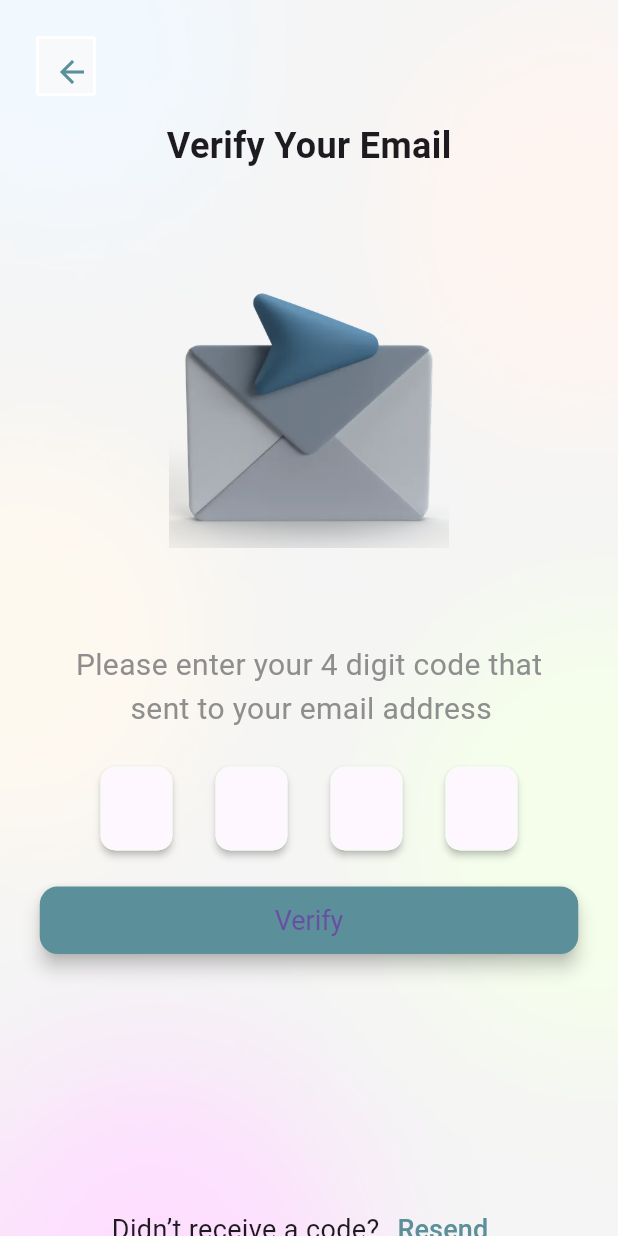
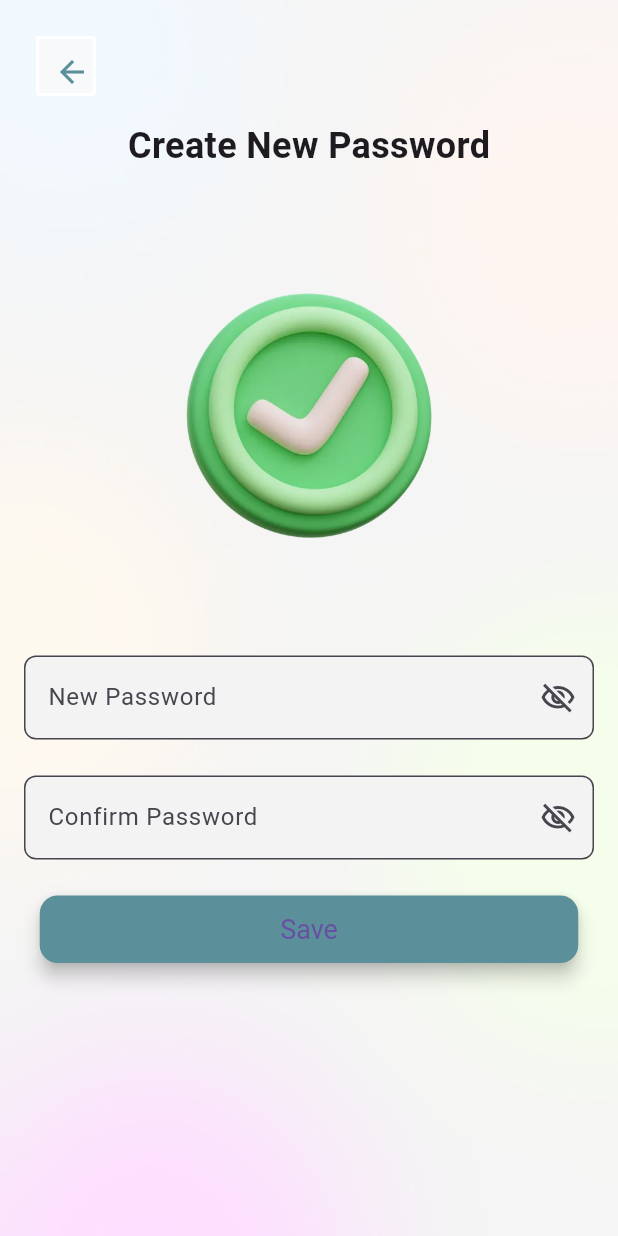
Before and after one commit to AmrTaher70/Custom_Craft, a Flutter app: the screen it shows after launch, after a tap on "Verify", on a phone screen of 412 x 824 dp. Run offline on Flutter 3.47's test engine with Material 3 defaults, Android fonts, the phone set to English and light mode, and no system bars; our stand-ins replace device_preview, get, go_router, google_fonts, smooth_page_indicator.

Commit message:
end of all forgetPassword Screens

```diff
--- a/lib/features/SignUp/sign_up.dart
+++ b/lib/features/SignUp/sign_up.dart
@@ -84,7 +84,7 @@ class _SignUpScreenState extends State<SignUpScreen> {
                                   'Sign Up',
                                   style: TextStyle(
                                       fontSize: 24,
-                                      fontWeight: FontWeight.w500),
+                                      fontWeight: FontWeight.w600),
                                 ),
                               ),
                             ),
--- a/lib/features/forgotPassword/verify_email.dart
+++ b/lib/features/forgotPassword/new_password_screen.dart
@@ -1,39 +1,27 @@
 import 'package:custom_craft/constans/colors/colors.dart';
 import 'package:custom_craft/core/utils/assets.dart';
 import 'package:custom_craft/core/widget/image_background.dart';
-import 'package:custom_craft/core/widget/pin_entry.dart';
-import 'package:custom_craft/features/forgotPassword/forgot_password.dart';
+import 'package:custom_craft/core/widget/text_filed_data.dart';
+import 'package:custom_craft/features/forgotPassword/verify_email_screen.dart';
 import 'package:flutter/material.dart';
-import 'package:flutter/services.dart';
 import 'package:get/get_core/src/get_main.dart';
 import 'package:get/get_navigation/get_navigation.dart';
 
-class VerifyEmail extends StatefulWidget {
-  const VerifyEmail({super.key});
+import '../login/login_screen.dart';
+
+class NewPasswordScreen extends StatefulWidget {
+  const NewPasswordScreen({super.key});
 
   @override
-  State<VerifyEmail> createState() => _VerifyEmailState();
+  State<NewPasswordScreen> createState() => _NewPasswordScreenState();
 }
 
-class _VerifyEmailState extends State<VerifyEmail> {
-  List<TextEditingController> controllers = [];
+final TextEditingController _newPasswordController = TextEditingController();
+final TextEditingController _confirmNewPasswordController =
+    TextEditingController();
+bool _showPassword = false;
 
-  @override
-  void initState() {
-    super.initState();
-    for (int i = 0; i < 4; i++) {
-      controllers.add(TextEditingController());
-    }
-  }
-
-  @override
-  void dispose() {
-    for (var controller in controllers) {
-      controller.dispose();
-    }
-    super.dispose();
-  }
-
+class _NewPasswordScreenState extends State<NewPasswordScreen> {
   @override
   Widget build(BuildContext context) {
     return BackGroundImage(
@@ -59,7 +47,7 @@ class _VerifyEmailState extends State<VerifyEmail> {
                   IconButton(
                     onPressed: () {
                       Get.to(
-                        () => const ForgotPassword(),
+                        () => const VerifyEmailScreen(),
                       );
                     },
                     icon: const Icon(
@@ -79,38 +67,59 @@ class _VerifyEmailState extends State<VerifyEmail> {
                 crossAxisAlignment: CrossAxisAlignment.center,
                 children: [
                   const Text(
-                    'Verify Your Email',
+                    'Create New Password',
                     style: TextStyle(fontSize: 24, fontWeight: FontWeight.w600),
                   ),
                   const SizedBox(
                     height: 64,
                   ),
                   Image.asset(
-                    AssetsData.verify,
+                    AssetsData.newPassword,
                     height: 187,
                     width: 187,
                   ),
                   const SizedBox(
                     height: 64,
                   ),
-                  const Padding(
-                    padding: EdgeInsets.symmetric(horizontal: 34),
-                    child: Text(
-                      'Please enter your 4 digit code that \n       sent to your email address ',
-                      maxLines: 3,
-                      overflow: TextOverflow.ellipsis,
-                      textWidthBasis: TextWidthBasis.longestLine,
-                      style: TextStyle(
-                        fontSize: 20,
-                        fontWeight: FontWeight.w400,
-                        color: Color(0xff8E8E8E),
+                  Padding(
+                    padding: const EdgeInsets.symmetric(horizontal: 16),
+                    child: TextFiledData(
+                      hintTitle: 'New Password',
+                      controller: _newPasswordController,
+                      obscureText: !_showPassword,
+                      suffixIcon: IconButton(
+                        onPressed: () {
+                          setState(() {
+                            _showPassword = !_showPassword;
+                          });
+                        },
+                        icon: _showPassword
+                            ? const Icon(Icons.visibility_outlined)
+                            : const Icon(Icons.visibility_off_outlined),
                       ),
                     ),
                   ),
                   const SizedBox(
-                    height: 24,
+                    height: 16,
                   ),
-                  const PinEntry(), // Pin entry
+                  Padding(
+                    padding: const EdgeInsets.symmetric(horizontal: 16),
+                    child: TextFiledData(
+                      hintTitle: 'Confirm Password',
+                      controller: _confirmNewPasswordController,
+                      obscureText: !_showPassword,
+                      suffixIcon: IconButton(
+                        onPressed: () {
+                          setState(() {
+                            _showPassword = !_showPassword;
+                          });
+                        },
+                        icon: _showPassword
+                            ? const Icon(Icons.visibility_outlined)
+                            : const Icon(Icons.visibility_off_outlined),
+                      ),
+                    ),
+                  ),
                   const SizedBox(
                     height: 24,
                   ),
@@ -118,7 +127,11 @@ class _VerifyEmailState extends State<VerifyEmail> {
                     width: 359,
                     height: 45,
                     child: ElevatedButton(
-                      onPressed: () {},
+                      onPressed: () {
+                        Get.to(
+                          () => const LoginScreen(),
+                        );
+                      },
                       style: ElevatedButton.styleFrom(
                         backgroundColor:
                             AssetsColors.primaryColor, // Background color
@@ -129,36 +142,13 @@ class _VerifyEmailState extends State<VerifyEmail> {
                           borderRadius:
                               BorderRadius.circular(12), // Button border radius
                         ),
-
                         textStyle: const TextStyle(
                           fontSize: 18, // Text size
                           fontWeight: FontWeight.w400, // Text weight
                         ),
                         elevation: 5, // Button elevation
                       ),
-                      child: const Text('Verify'),
-                    ),
-                  ),
-                  Padding(
-                    padding: const EdgeInsets.only(top: 160, bottom: 30),
-                    child: Row(
-                      mainAxisAlignment: MainAxisAlignment.center,
-                      children: [
-                        const Text(
-                          'Didn’t receive a code?',
-                          style: TextStyle(fontSize: 18),
-                        ),
-                        TextButton(
-                          onPressed: () {},
-                          child: const Text(
-                            'Resend',
-                            style: TextStyle(
-                              color: AssetsColors.primaryColor,
-                              fontSize: 18,
-                            ),
-                          ),
-                        )
-                      ],
+                      child: const Text('Save'),
                     ),
                   ),
                 ],
--- a/lib/features/forgotPassword/forgot_password.dart
+++ b/lib/features/forgotPassword/verify_email_screen.dart
@@ -1,21 +1,39 @@
 import 'package:custom_craft/constans/colors/colors.dart';
 import 'package:custom_craft/core/utils/assets.dart';
 import 'package:custom_craft/core/widget/image_background.dart';
-import 'package:custom_craft/core/widget/text_filed_data.dart';
-import 'package:custom_craft/features/login/login_screen.dart';
+import 'package:custom_craft/core/widget/pin_entry.dart';
+import 'package:custom_craft/features/forgotPassword/forgot_password_screen.dart';
+import 'package:custom_craft/features/forgotPassword/new_password_screen.dart';
 import 'package:flutter/material.dart';
+import 'package:flutter/services.dart';
 import 'package:get/get_core/src/get_main.dart';
 import 'package:get/get_navigation/get_navigation.dart';
 
-class ForgotPassword extends StatefulWidget {
-  const ForgotPassword({super.key});
+class VerifyEmailScreen extends StatefulWidget {
+  const VerifyEmailScreen({super.key});
 
   @override
-  State<ForgotPassword> createState() => _ForgotPasswordState();
+  State<VerifyEmailScreen> createState() => _VerifyEmailScreenState();
 }
 
-class _ForgotPasswordState extends State<ForgotPassword> {
-  final TextEditingController _forgetEmailController = TextEditingController();
+class _VerifyEmailScreenState extends State<VerifyEmailScreen> {
+  List<TextEditingController> controllers = [];
+
+  @override
+  void initState() {
+    super.initState();
+    for (int i = 0; i < 4; i++) {
+      controllers.add(TextEditingController());
+    }
+  }
+
+  @override
+  void dispose() {
+    for (var controller in controllers) {
+      controller.dispose();
+    }
+    super.dispose();
+  }
 
   @override
   Widget build(BuildContext context) {
@@ -42,7 +60,7 @@ class _ForgotPasswordState extends State<ForgotPassword> {
                   IconButton(
                     onPressed: () {
                       Get.to(
-                        () => const LoginScreen(),
+                        () => const ForgotPasswordScreen(),
                       );
                     },
                     icon: const Icon(
@@ -62,14 +80,14 @@ class _ForgotPasswordState extends State<ForgotPassword> {
                 crossAxisAlignment: CrossAxisAlignment.center,
                 children: [
                   const Text(
-                    'Forgot Password',
+                    'Verify Your Email',
                     style: TextStyle(fontSize: 24, fontWeight: FontWeight.w600),
                   ),
                   const SizedBox(
                     height: 64,
                   ),
                   Image.asset(
-                    AssetsData.forgetPassword,
+                    AssetsData.verify,
                     height: 187,
                     width: 187,
                   ),
@@ -79,7 +97,7 @@ class _ForgotPasswordState extends State<ForgotPassword> {
                   const Padding(
                     padding: EdgeInsets.symmetric(horizontal: 34),
                     child: Text(
-                      'Please enter your email address to \n       receive a verification card ',
+                      'Please enter your 4 digit code that \n       sent to your email address ',
                       maxLines: 3,
                       overflow: TextOverflow.ellipsis,
                       textWidthBasis: TextWidthBasis.longestLine,
@@ -91,27 +109,21 @@ class _ForgotPasswordState extends State<ForgotPassword> {
                     ),
                   ),
                   const SizedBox(
-                    height: 16,
+                    height: 24,
                   ),
-                  Padding(
-                    padding: const EdgeInsets.symmetric(horizontal: 16),
-                    child: TextFiledData(
-                        hintTitle: 'Email',
-                        controller: _forgetEmailController,
-                        suffixIcon: IconButton(
-                          onPressed: () {},
-                          icon: const Icon(Icons.email_outlined),
-                        ) // Adding email icon
-                        ),
-                  ),
+                  const PinEntry(), // Pin entry
                   const SizedBox(
-                    height: 16,
+                    height: 24,
                   ),
                   SizedBox(
                     width: 359,
                     height: 45,
                     child: ElevatedButton(
-                      onPressed: () {},
+                      onPressed: () {
+                        Get.to(
+                          () => const NewPasswordScreen(),
+                        );
+                      },
                       style: ElevatedButton.styleFrom(
                         backgroundColor:
                             AssetsColors.primaryColor, // Background color
@@ -122,14 +134,35 @@ class _ForgotPasswordState extends State<ForgotPassword> {
                           borderRadius:
                               BorderRadius.circular(12), // Button border radius
                         ),
-
                         textStyle: const TextStyle(
                           fontSize: 18, // Text size
                           fontWeight: FontWeight.w400, // Text weight
                         ),
                         elevation: 5, // Button elevation
                       ),
-                      child: const Text('Send'),
+                      child: const Text('Verify'),
+                    ),
+                  ),
+                  Padding(
+                    padding: const EdgeInsets.only(top: 160, bottom: 30),
+                    child: Row(
+                      mainAxisAlignment: MainAxisAlignment.center,
+                      children: [
+                        const Text(
+                          'Didn’t receive a code?',
+                          style: TextStyle(fontSize: 18),
+                        ),
+                        TextButton(
+                          onPressed: () {},
+                          child: const Text(
+                            'Resend',
+                            style: TextStyle(
+                              color: AssetsColors.primaryColor,
+                              fontSize: 18,
+                            ),
+                          ),
+                        )
+                      ],
                     ),
                   ),
                 ],
--- a/lib/main.dart
+++ b/lib/main.dart
@@ -1,7 +1,7 @@
 import 'package:custom_craft/core/widget/image_background.dart';
 import 'package:custom_craft/features/SignUp/sign_up.dart';
-import 'package:custom_craft/features/forgotPassword/forgot_password.dart';
-import 'package:custom_craft/features/forgotPassword/verify_email.dart';
+import 'package:custom_craft/features/forgotPassword/forgot_password_screen.dart';
+import 'package:custom_craft/features/forgotPassword/verify_email_screen.dart';
 import 'package:custom_craft/features/login/login_screen.dart';
 import 'package:custom_craft/features/splash/splash/splash_screen.dart';
 import 'package:device_preview/device_preview.dart';
@@ -24,7 +24,7 @@ class MyApp extends StatelessWidget {
       home: Stack(
         children: [
           BackGroundImage(
-            child: VerifyEmail(),
+            child: VerifyEmailScreen(),
           )
         ],
       ),
```
Also changed, not shown: lib/features/forgotPassword/forgot_password_screen.dart (added, +147 -0 lines), lib/features/login/login_screen.dart (+8 -7 lines).
